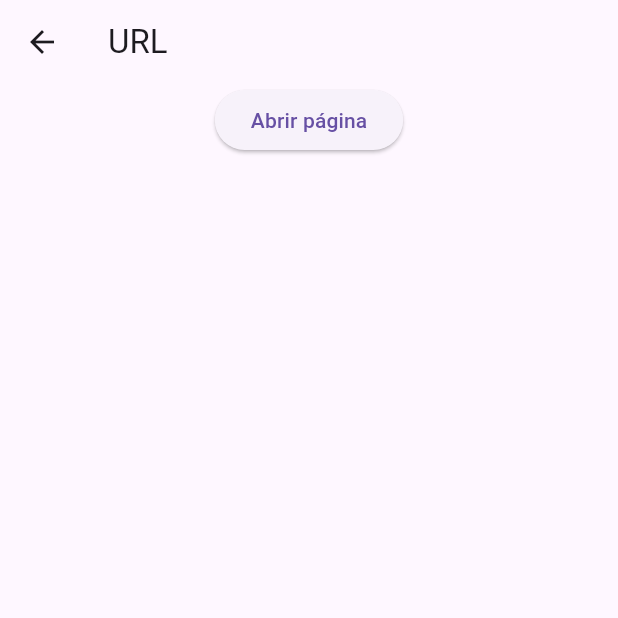
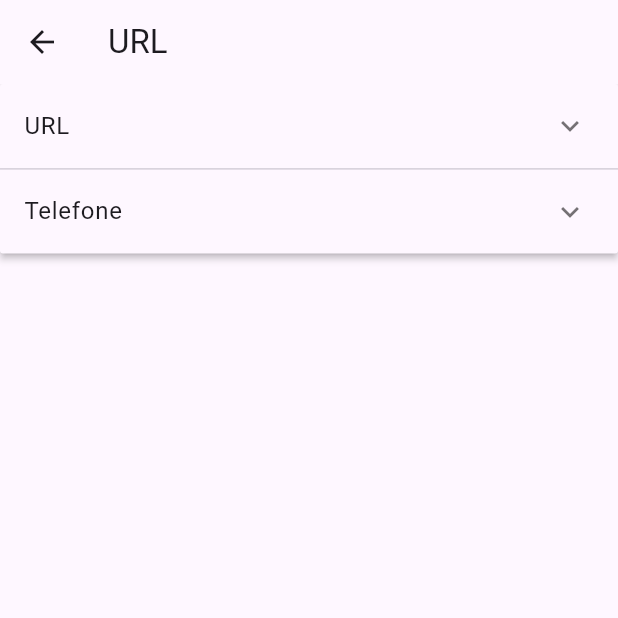
Before and after one commit to matsunagasistemafiep/flutter_app_2023, a Flutter app: the LinksPage screen opened directly, on a phone screen of 412 x 824 dp, the top half of it. Run offline on Flutter 3.47's test engine with Material 2 defaults, Android fonts, the phone set to English and light mode, and no system bars; our stand-ins replace geocoding, geolocator, lottie, sqflite; accounts and stored records are empty.

Commit message:
feature: geolocation and link

```diff
--- a/lib/layout/bottombar.dart
+++ b/lib/layout/bottombar.dart
@@ -1,6 +1,6 @@
-import 'package:cadastro_tasks/modules/resources/geolocation/geolocation_page.dart';
-import 'package:cadastro_tasks/modules/resources/image/image_page.dart';
-import 'package:cadastro_tasks/modules/resources/links/links_page.dart';
+import 'package:my_flutter_app/modules/resources/geolocation/geolocation_page.dart';
+import 'package:my_flutter_app/modules/resources/image/image_page.dart';
+import 'package:my_flutter_app/modules/resources/links/links_page.dart';
 import 'package:flutter/material.dart';
 import '../modules/home/screens/home.dart';
 
--- a/lib/modules/home/screens/home.dart
+++ b/lib/modules/home/screens/home.dart
@@ -1,5 +1,5 @@
-import 'package:cadastro_tasks/modules/home/widgets/my_list.dart';
 import 'package:flutter/material.dart';
+import 'package:my_flutter_app/modules/home/widgets/my_list.dart';
 
 import '../../calc/screens/calc.dart';
 import '../../forms/screens/formulario.dart';
--- a/lib/modules/resources/links/links_page.dart
+++ b/lib/modules/resources/links/links_page.dart
@@ -29,7 +29,36 @@ class _LinksPageState extends State<LinksPage> {
       appBar: AppBar(
         title: const Text("URL"),
       ),
-      body: Column(
+      body: SingleChildScrollView(
+        child: Container(child:
+         ExpansionPanelList(
+          expansionCallback: (int index, bool isExpanded) {},
+          children: [
+            ExpansionPanel(
+              headerBuilder: (BuildContext context, bool isExpanded) {
+                return ListTile(
+                  title: Text('URL'),
+                );
+              },
+              body: ListTile(
+                title: Text('Item 1 child'),
+                subtitle: Text('Details goes here'),
+              ),
+            ),
+            ExpansionPanel(
+              headerBuilder: (BuildContext context, bool isExpanded) {
+                return ListTile(
+                  title: Text('Telefone'),
+                );
+              },
+              body: ListTile(
+                title: Text('Item 2 child'),
+                subtitle: Text('Details goes here'),
+              ),
+            ),
+          ],
+        )
+      /*Column(
         children: [
           Material(
             child: Center(
@@ -42,7 +71,9 @@ class _LinksPageState extends State<LinksPage> {
             ),
           ),
           ],
-      ),
+      ),*/
+        )
+      )
     );
   }
 
--- a/lib/modules/tasks/repositories/database_task_repository.dart
+++ b/lib/modules/tasks/repositories/database_task_repository.dart
@@ -1,4 +1,4 @@
-import 'package:cadastro_tasks/modules/tasks/models/task.dart';
+import 'package:my_flutter_app/modules/tasks/models/task.dart';
 import 'package:path/path.dart';
 import 'package:sqflite/sqflite.dart';
 
--- a/lib/modules/tasks/repositories/mock_task_repository.dart
+++ b/lib/modules/tasks/repositories/mock_task_repository.dart
@@ -1,5 +1,5 @@
 
-import 'package:cadastro_tasks/modules/tasks/models/task.dart';
+import 'package:my_flutter_app/modules/tasks/models/task.dart';
 
 import 'abstract_task_repository.dart';
 
--- a/lib/modules/tasks/screens/main_task.dart
+++ b/lib/modules/tasks/screens/main_task.dart
@@ -1,5 +1,5 @@
-import 'package:cadastro_tasks/modules/tasks/services/task_service.dart';
-import 'package:cadastro_tasks/modules/tasks/widgets/list_task.dart';
+import 'package:my_flutter_app/modules/tasks/services/task_service.dart';
+import 'package:my_flutter_app/modules/tasks/widgets/list_task.dart';
 import 'package:flutter/material.dart';
 import '../models/task.dart';
 import '../widgets/form_task.dart';
--- a/lib/modules/tasks/widgets/form_task.dart
+++ b/lib/modules/tasks/widgets/form_task.dart
@@ -1,7 +1,7 @@
 
 import 'dart:math';
 
-import 'package:cadastro_tasks/modules/tasks/styles/styles_task.dart';
+import 'package:my_flutter_app/modules/tasks/styles/styles_task.dart';
 import 'package:flutter/material.dart';
 import 'package:intl/intl.dart';
 
--- a/pubspec.yaml
+++ b/pubspec.yaml
@@ -1,4 +1,4 @@
-name: cadastro_tasks
+name: my_flutter_app
 description: A new Flutter project.
 publish_to: 'none'
 version: 0.1.0
@@ -19,6 +19,7 @@ dependencies:
   url_launcher: ^6.1.14
   permission_handler: ^11.0.1
   geolocator: ^10.1.0
+  geocoding: ^2.1.1
 
 dev_dependencies:
   flutter_test:
```
Also changed, not shown: lib/modules/resources/geolocation/geolocation_page.dart (+16 -53 lines), lib/modules/resources/geolocation/services/geolocation_service.dart (added, +62 -0 lines), pubspec.lock, 1 other file.
